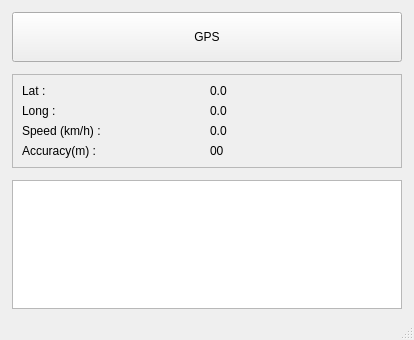
Old version of the form gpswindow.ui in the repository aks-arise1600/qtGPS.
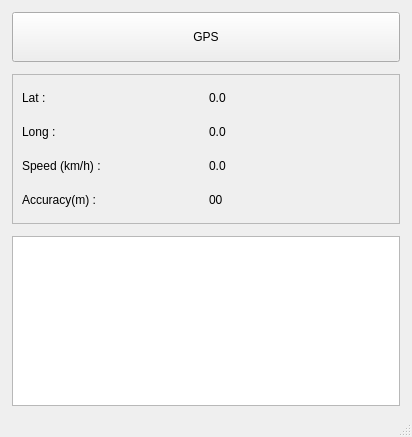
New version of the form.

Patch:
```diff
--- a/gpswindow.ui
+++ b/gpswindow.ui
@@ -6,8 +6,8 @@
    <rect>
     <x>0</x>
     <y>0</y>
-    <width>414</width>
-    <height>340</height>
+    <width>412</width>
+    <height>437</height>
    </rect>
   </property>
   <property name="windowTitle">
@@ -48,6 +48,18 @@
     </item>
     <item>
      <widget class="QFrame" name="frame">
+      <property name="minimumSize">
+       <size>
+        <width>0</width>
+        <height>150</height>
+       </size>
+      </property>
+      <property name="maximumSize">
+       <size>
+        <width>16777215</width>
+        <height>150</height>
+       </size>
+      </property>
       <property name="frameShape">
        <enum>QFrame::Shape::StyledPanel</enum>
       </property>
@@ -155,7 +167,7 @@
       <property name="maximumSize">
        <size>
         <width>16777215</width>
-        <height>150</height>
+        <height>16777215</height>
        </size>
       </property>
       <property name="readOnly">
```
